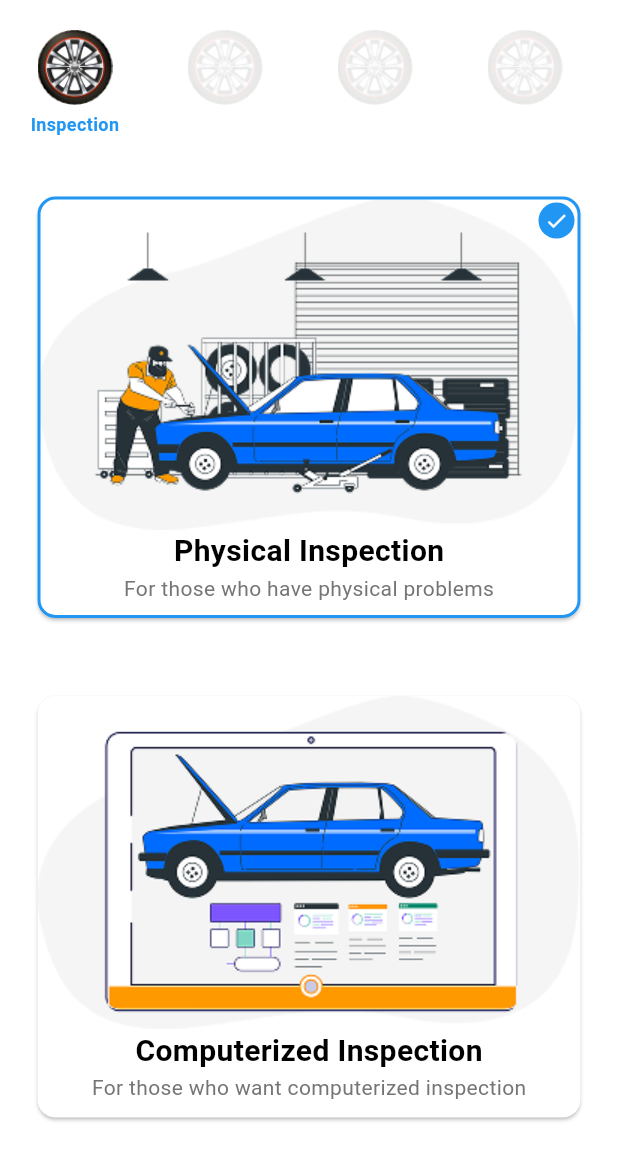
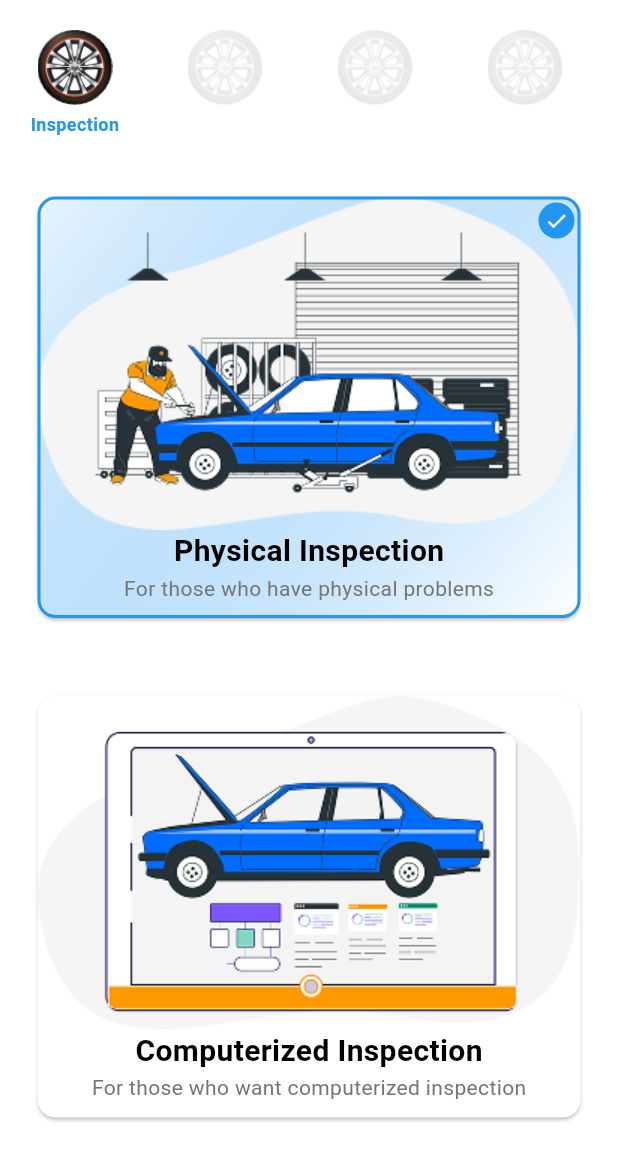
Before and after one commit to shakeelnasrullah/revress, a Flutter app: the screen it shows after launch, after a tap on "Physical Inspection", on a phone screen of 412 x 824 dp, the part 63-1236 px from its top. Run offline on Flutter 3.47's test engine with Material 3 defaults, Android fonts, the phone set to English and light mode, and no system bars; our stand-ins replace circle_nav_bar, dotted_border, flutter_bloc, intl_phone_number_input; missing offline and left inert: dart:ffi.

Commit message:
Selector color is added in inspection type and owner/seller screen

```diff
--- a/lib/inspection/type/inspection_type.dart
+++ b/lib/inspection/type/inspection_type.dart
@@ -77,7 +77,9 @@ class _InspectionTypeScreenState extends State<InspectionTypeScreen> {
         });},
         child:  Stack(
             children : [
-              Card(
+              AnimatedContainer(
+                duration: Duration(milliseconds: 200),
+                child: Card(
                   color: Colors.white,
                   shape: RoundedRectangleBorder(
                     borderRadius: BorderRadius.circular(12),
@@ -85,6 +87,18 @@ class _InspectionTypeScreenState extends State<InspectionTypeScreen> {
                       color: isSelected ? Colors.blue : Colors.transparent,
                       width: isSelected ? 2 : 0,
                     ),
+                  ),
+
+                  child: Container(
+                    decoration: BoxDecoration(
+                      borderRadius: BorderRadius.circular(16.0),
+                      gradient: isSelected
+                          ? LinearGradient(
+                        begin: Alignment.topLeft,
+                        end: Alignment.bottomRight,
+                        colors: [Colors.blue.withOpacity(0.1), Colors.white],
+                      )
+                          : null,
                     ),
                     child: Column(
                       children: [
@@ -103,6 +117,8 @@ class _InspectionTypeScreenState extends State<InspectionTypeScreen> {
                         ),
                         SizedBox(height: 10),
                       ],
+                    ),
+                  ),
                 ),
               ),
               if (isSelected)
--- a/lib/inspection/vehicle_type/vechicle_type_screen.dart
+++ b/lib/inspection/vehicle_type/vechicle_type_screen.dart
@@ -35,7 +35,9 @@ class _VehicleTypeScreenState extends State<VehicleTypeScreen> {
         onTap: (){ setState(() {
           _selectedVehicleType = selectedID;
         });},
-        child:  Stack(
+        child:  AnimatedContainer(
+          duration: Duration(milliseconds: 200),
+          child: Stack(
             children : [
               Card(
               color: Colors.white,
@@ -45,6 +47,17 @@ class _VehicleTypeScreenState extends State<VehicleTypeScreen> {
                   color: isSelected ? Colors.blue : Colors.transparent,
                   width: isSelected ? 2 : 0,
                 ),
+              ),
+              child: Container(
+                decoration: BoxDecoration(
+                  borderRadius: BorderRadius.circular(16.0),
+                  gradient: isSelected
+                      ? LinearGradient(
+                    begin: Alignment.topLeft,
+                    end: Alignment.bottomRight,
+                    colors: [Colors.blue.withOpacity(0.1), Colors.white],
+                  )
+                      : null,
                 ),
                 child: Column(
                   children: [
@@ -63,6 +76,7 @@ class _VehicleTypeScreenState extends State<VehicleTypeScreen> {
                     ),
                     SizedBox(height: 10),
                   ],
+                ),
               ),
             ),
               if (isSelected)
@@ -84,7 +98,8 @@ class _VehicleTypeScreenState extends State<VehicleTypeScreen> {
                     ),
                   ),
                 ),
-        ])
+          ]),
+        )
     );}
 
 
```
Also changed, not shown: lib/inspection/payment/payment_screen.dart (+15 -0 lines). Lines whose indentation alone changed are shown as unchanged.
